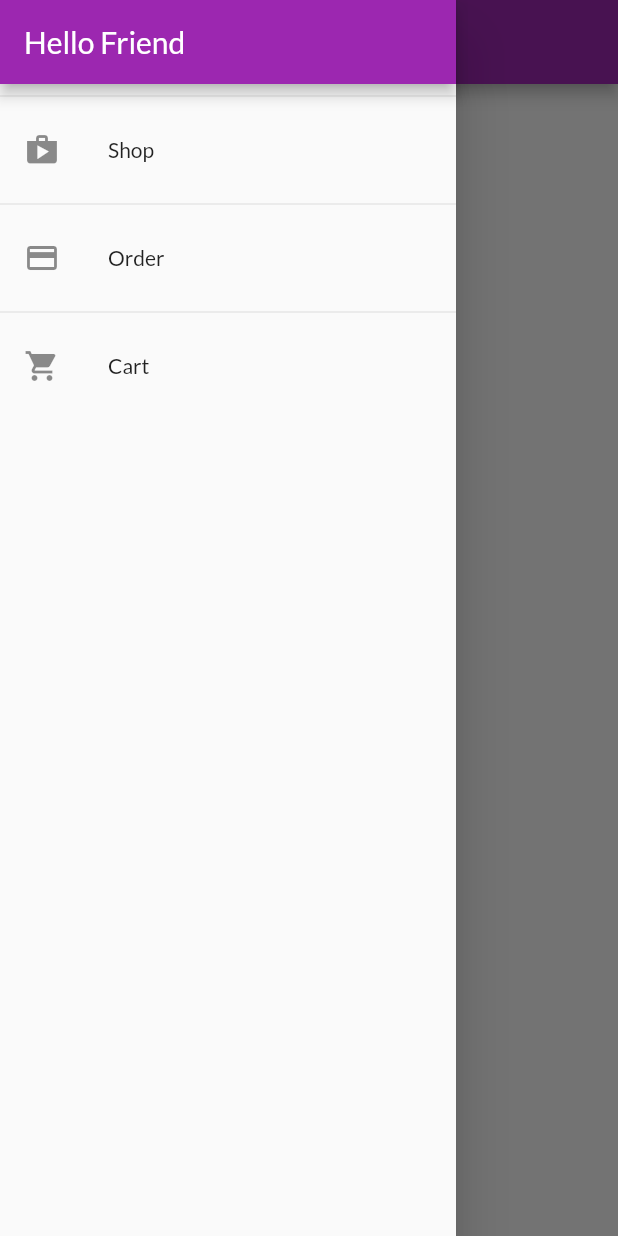
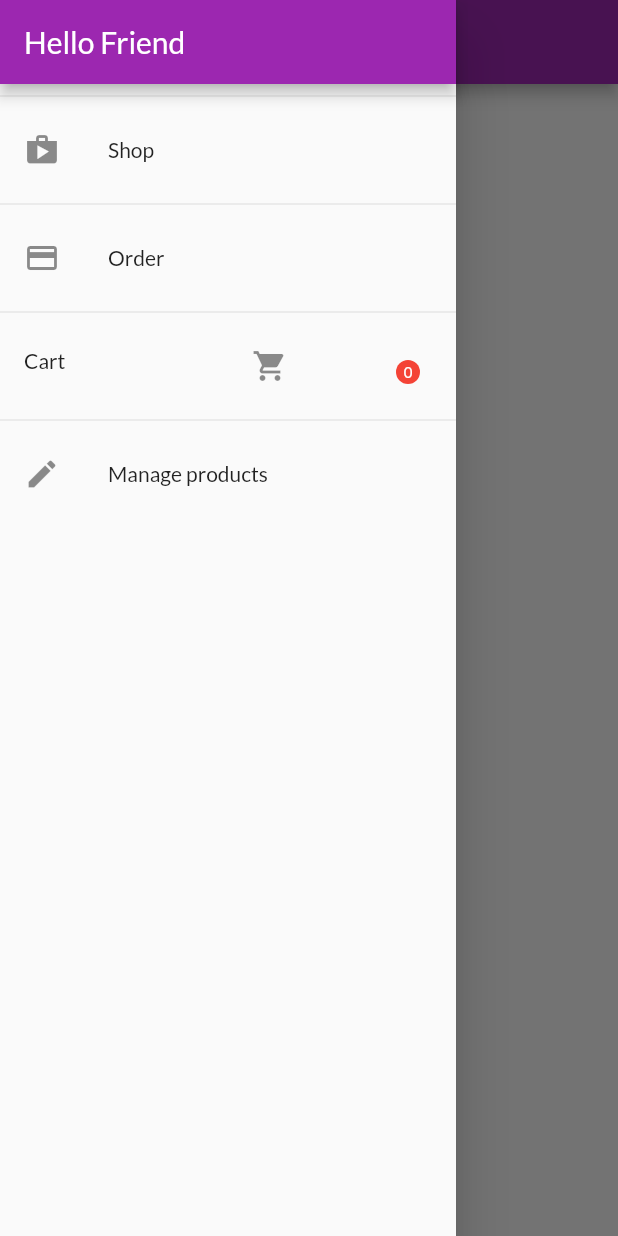
Before and after one commit to turinaf/flutter-dart, a Flutter app: the OrdersScreen screen opened by its route, with the side drawer open, on a phone screen of 412 x 824 dp. Run offline on Flutter 3.47's test engine with Material 2 defaults, Android fonts, the phone set to English and light mode, and no system bars; network calls fail.

Commit message:
User product screen

```diff
--- a/shop_app/lib/main.dart
+++ b/shop_app/lib/main.dart
@@ -8,6 +8,7 @@ import './providers/cart.dart';
 import './screens/cart_screen.dart';
 import './providers/orders.dart';
 import './screens/orders_screen.dart';
+import './screens/user_products_screen.dart';
 
 void main() {
   runApp(MyApp());
@@ -44,6 +45,7 @@ class MyApp extends StatelessWidget {
           ProductDetailScreen.routeName: (ctx) => ProductDetailScreen(),
           CartScreen.routeName: (ctx) => CartScreen(),
           OrdersScreen.routeName: (ctx) => OrdersScreen(),
+          UsersProductsScreen.routeName: (ctx) => UsersProductsScreen(),
         },
       ),
     );
--- a/shop_app/lib/widgets/app_drawer.dart
+++ b/shop_app/lib/widgets/app_drawer.dart
@@ -1,7 +1,11 @@
 import 'package:flutter/material.dart';
+import 'package:provider/provider.dart';
 
+import '../widgets/badge.dart';
 import '../screens/cart_screen.dart';
 import '../screens/orders_screen.dart';
+import '../providers/cart.dart';
+import '../screens/user_products_screen.dart';
 
 class AppDrawer extends StatelessWidget {
   const AppDrawer({Key? key}) : super(key: key);
@@ -33,10 +37,26 @@ class AppDrawer extends StatelessWidget {
           ),
           Divider(),
           ListTile(
-            leading: Icon(Icons.shopping_cart),
-            title: const Text('Cart'),
+            leading: const Text('Cart'),
+            title: Consumer<Cart>(
+              builder: (_, cart, ch) => Badge(
+                child: ch!,
+                value: cart.itemCount.toString(),
+                color: Colors.red,
+              ),
+              child: Icon(Icons.shopping_cart),
+            ),
             onTap: () {
               Navigator.of(context).pushNamed(CartScreen.routeName);
+            },
+          ),
+          Divider(),
+          ListTile(
+            leading: Icon(Icons.edit),
+            title: const Text('Manage products'),
+            onTap: () {
+              Navigator.of(context)
+                  .pushReplacementNamed(UsersProductsScreen.routeName);
             },
           ),
         ],
--- a/shop_app/lib/widgets/badge.dart
+++ b/shop_app/lib/widgets/badge.dart
@@ -37,6 +37,7 @@ class Badge extends StatelessWidget {
               textAlign: TextAlign.center,
               style: TextStyle(
                 fontSize: 10,
+                color: Colors.white,
               ),
             ),
           ),
```
Also changed, not shown: shop_app/lib/screens/user_products_screen.dart (added, +34 -0 lines), shop_app/lib/widgets/user_product_item.dart (added, +34 -0 lines).
